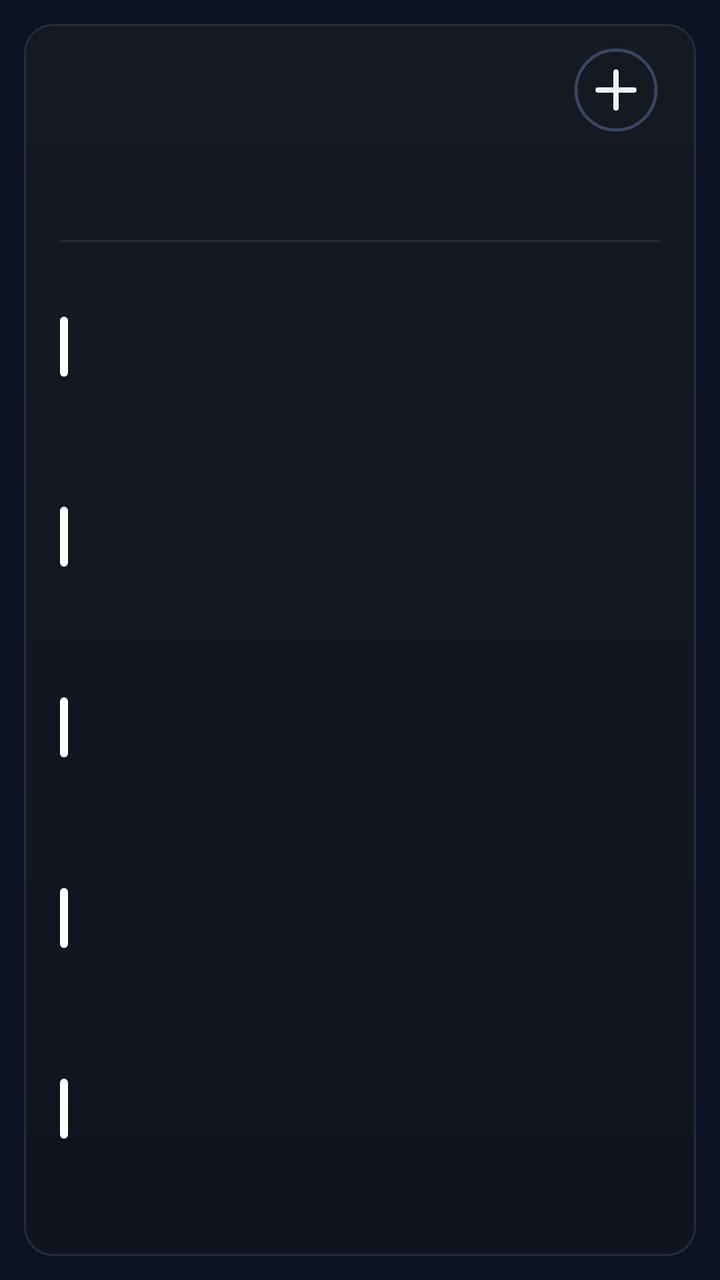
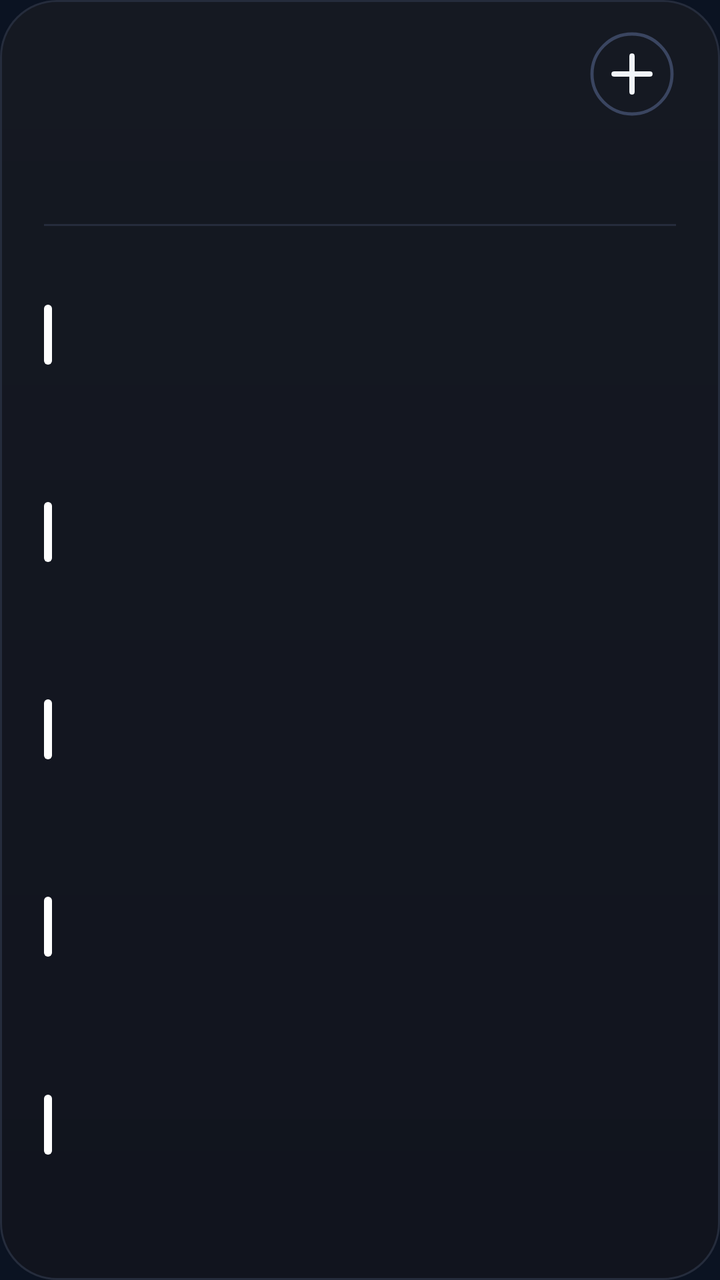

Screens rendered from an Android XML layout before and after an edit, with the pre-edit source and the edit as a unified diff.
<!-- AndroidManifest.xml: application theme AppTheme -->
<!-- res/layout/cal_k5.xml -->
<?xml version="1.0" encoding="utf-8"?>
<FrameLayout xmlns:android="http://schemas.android.com/apk/res/android"
    android:id="@+id/root"
    android:layout_width="match_parent"
    android:layout_height="match_parent"
    android:padding="12dp">

    <LinearLayout
        android:id="@+id/panel"
        android:layout_width="match_parent"
        android:layout_height="match_parent"
        android:background="@drawable/cal_panel"
        android:orientation="vertical"
        android:paddingStart="18dp"
        android:paddingTop="9dp"
        android:paddingEnd="18dp"
        android:paddingBottom="12dp">

        
        <LinearLayout
            android:layout_width="match_parent"
            android:layout_height="48dp"
            android:gravity="center_vertical"
            android:orientation="horizontal">
        <ImageView
            android:id="@+id/cal_day"
            android:layout_width="wrap_content"
            android:layout_height="47dp"
            android:adjustViewBounds="true"
            android:scaleType="fitStart" />

            <LinearLayout
                android:layout_width="0dp"
                android:layout_height="wrap_content"
                android:layout_marginStart="12dp"
                android:layout_weight="1"
                android:orientation="vertical">
                <ImageView
                    android:id="@+id/cal_month"
                    android:layout_width="match_parent"
                    android:layout_height="23dp"
                    android:adjustViewBounds="true"
                    android:scaleType="fitStart" />
                <ImageView
                    android:id="@+id/cal_sub"
                    android:layout_width="match_parent"
                    android:layout_height="16dp"
                    android:adjustViewBounds="true"
                    android:layout_marginTop="2dp"
                    android:scaleType="fitStart" />
            </LinearLayout>

            <ImageView
                android:id="@+id/btn_add"
                android:layout_width="44dp"
                android:layout_height="44dp"
                android:contentDescription="New event"
                android:src="@drawable/ic_cal_add" />
        </LinearLayout>

        
        <LinearLayout
            android:layout_width="match_parent"
            android:layout_height="44dp"
            android:layout_marginTop="2dp"
            android:orientation="horizontal">
            <LinearLayout
                android:layout_width="0dp"
                android:layout_height="match_parent"
                android:layout_weight="1"
                android:gravity="center_horizontal"
                android:orientation="vertical">
                <ImageView
                    android:id="@+id/wk_label_0"
                    android:layout_width="wrap_content"
                    android:layout_height="14dp"
                    android:adjustViewBounds="true"
                    android:scaleType="fitCenter" />
                <ImageView
                    android:id="@+id/wk_num_0"
                    android:layout_width="26dp"
                    android:layout_height="26dp"
                    android:adjustViewBounds="true"
                    android:layout_marginTop="3dp"
                    android:scaleType="fitCenter" />
            </LinearLayout>
            <LinearLayout
                android:layout_width="0dp"
                android:layout_height="match_parent"
                android:layout_weight="1"
                android:gravity="center_horizontal"
                android:orientation="vertical">
                <ImageView
                    android:id="@+id/wk_label_1"
                    android:layout_width="wrap_content"
                    android:layout_height="14dp"
                    android:adjustViewBounds="true"
                    android:scaleType="fitCenter" />
                <ImageView
                    android:id="@+id/wk_num_1"
                    android:layout_width="26dp"
                    android:layout_height="26dp"
                    android:adjustViewBounds="true"
                    android:layout_marginTop="3dp"
                    android:scaleType="fitCenter" />
            </LinearLayout>
            <LinearLayout
                android:layout_width="0dp"
                android:layout_height="match_parent"
                android:layout_weight="1"
                android:gravity="center_horizontal"
                android:orientation="vertical">
                <ImageView
                    android:id="@+id/wk_label_2"
                    android:layout_width="wrap_content"
                    android:layout_height="14dp"
                    android:adjustViewBounds="true"
                    android:scaleType="fitCenter" />
                <ImageView
                    android:id="@+id/wk_num_2"
                    android:layout_width="26dp"
                    android:layout_height="26dp"
                    android:adjustViewBounds="true"
                    android:layout_marginTop="3dp"
                    android:scaleType="fitCenter" />
            </LinearLayout>
            <LinearLayout
                android:layout_width="0dp"
                android:layout_height="match_parent"
                android:layout_weight="1"
                android:gravity="center_horizontal"
                android:orientation="vertical">
                <ImageView
                    android:id="@+id/wk_label_3"
                    android:layout_width="wrap_content"
                    android:layout_height="14dp"
                    android:adjustViewBounds="true"
                    android:scaleType="fitCenter" />
                <ImageView
                    android:id="@+id/wk_num_3"
                    android:layout_width="26dp"
                    android:layout_height="26dp"
                    android:adjustViewBounds="true"
                    android:layout_marginTop="3dp"
                    android:scaleType="fitCenter" />
            </LinearLayout>
            <LinearLayout
                android:layout_width="0dp"
                android:layout_height="match_parent"
                android:layout_weight="1"
                android:gravity="center_horizontal"
                android:orientation="vertical">
                <ImageView
                    android:id="@+id/wk_label_4"
                    android:layout_width="wrap_content"
                    android:layout_height="14dp"
                    android:adjustViewBounds="true"
                    android:scaleType="fitCenter" />
                <ImageView
                    android:id="@+id/wk_num_4"
                    android:layout_width="26dp"
                    android:layout_height="26dp"
                    android:adjustViewBounds="true"
                    android:layout_marginTop="3dp"
                    android:scaleType="fitCenter" />
            </LinearLayout>
            <LinearLayout
                android:layout_width="0dp"
                android:layout_height="match_parent"
                android:layout_weight="1"
                android:gravity="center_horizontal"
                android:orientation="vertical">
                <ImageView
                    android:id="@+id/wk_label_5"
                    android:layout_width="wrap_content"
                    android:layout_height="14dp"
                    android:adjustViewBounds="true"
                    android:scaleType="fitCenter" />
                <ImageView
                    android:id="@+id/wk_num_5"
                    android:layout_width="26dp"
                    android:layout_height="26dp"
                    android:adjustViewBounds="true"
                    android:layout_marginTop="3dp"
                    android:scaleType="fitCenter" />
            </LinearLayout>
            <LinearLayout
                android:layout_width="0dp"
                android:layout_height="match_parent"
                android:layout_weight="1"
                android:gravity="center_horizontal"
                android:orientation="vertical">
                <ImageView
                    android:id="@+id/wk_label_6"
                    android:layout_width="wrap_content"
                    android:layout_height="14dp"
                    android:adjustViewBounds="true"
                    android:scaleType="fitCenter" />
                <ImageView
                    android:id="@+id/wk_num_6"
                    android:layout_width="26dp"
                    android:layout_height="26dp"
                    android:adjustViewBounds="true"
                    android:layout_marginTop="3dp"
                    android:scaleType="fitCenter" />
            </LinearLayout>
        </LinearLayout>

        <ImageView
            android:layout_width="match_parent"
            android:layout_height="1dp"
            android:layout_marginTop="5dp"
            android:layout_marginBottom="5dp"
            android:scaleType="fitXY"
            android:src="@drawable/cal_divider" />

        
        <LinearLayout
            android:layout_width="match_parent"
            android:layout_height="0dp"
            android:layout_weight="1"
            android:orientation="vertical">
        <LinearLayout
            android:id="@+id/cal_row_0"
            android:layout_width="match_parent"
            android:layout_height="0dp"
            android:layout_weight="1"
            android:gravity="center_vertical"
            android:orientation="horizontal">

            <ImageView
                android:id="@+id/cal_bar_0"
                android:layout_width="4dp"
                android:layout_height="30dp"
                android:layout_marginEnd="11dp"
                android:scaleType="fitXY"
                android:src="@drawable/cal_bar" />

            <LinearLayout
                android:layout_width="0dp"
                android:layout_height="wrap_content"
                android:layout_weight="1"
                android:orientation="vertical">

                <LinearLayout
                    android:layout_width="match_parent"
                    android:layout_height="wrap_content"
                    android:orientation="horizontal">
                    <ImageView
                        android:id="@+id/cal_time_0"
                        android:layout_width="wrap_content"
                        android:layout_height="16dp"
                        android:adjustViewBounds="true"
                        android:scaleType="fitStart" />
                    <ImageView
                        android:id="@+id/cal_hint_0"
                        android:layout_width="wrap_content"
                        android:layout_height="16dp"
                        android:adjustViewBounds="true"
                        android:layout_marginStart="9dp"
                        android:scaleType="fitStart" />
                </LinearLayout>
                <ImageView
                    android:id="@+id/cal_title_0"
                    android:layout_width="match_parent"
                    android:layout_height="22dp"
                    android:adjustViewBounds="true"
                    android:layout_marginTop="1dp"
                    android:scaleType="fitStart" />
            </LinearLayout>
        </LinearLayout>
        <LinearLayout
            android:id="@+id/cal_row_1"
            android:layout_width="match_parent"
            android:layout_height="0dp"
            android:layout_weight="1"
            android:gravity="center_vertical"
            android:orientation="horizontal">

            <ImageView
                android:id="@+id/cal_bar_1"
                android:layout_width="4dp"
                android:layout_height="30dp"
                android:layout_marginEnd="11dp"
                android:scaleType="fitXY"
                android:src="@drawable/cal_bar" />

            <LinearLayout
                android:layout_width="0dp"
                android:layout_height="wrap_content"
                android:layout_weight="1"
                android:orientation="vertical">

                <LinearLayout
                    android:layout_width="match_parent"
                    android:layout_height="wrap_content"
                    android:orientation="horizontal">
                    <ImageView
                        android:id="@+id/cal_time_1"
                        android:layout_width="wrap_content"
                        android:layout_height="16dp"
                        android:adjustViewBounds="true"
                        android:scaleType="fitStart" />
                    <ImageView
                        android:id="@+id/cal_hint_1"
                        android:layout_width="wrap_content"
                        android:layout_height="16dp"
                        android:adjustViewBounds="true"
                        android:layout_marginStart="9dp"
                        android:scaleType="fitStart" />
                </LinearLayout>
                <ImageView
                    android:id="@+id/cal_title_1"
                    android:layout_width="match_parent"
                    android:layout_height="22dp"
                    android:adjustViewBounds="true"
                    android:layout_marginTop="1dp"
                    android:scaleType="fitStart" />
            </LinearLayout>
        </LinearLayout>
        <LinearLayout
            android:id="@+id/cal_row_2"
            android:layout_width="match_parent"
            android:layout_height="0dp"
            android:layout_weight="1"
            android:gravity="center_vertical"
            android:orientation="horizontal">

            <ImageView
                android:id="@+id/cal_bar_2"
                android:layout_width="4dp"
                android:layout_height="30dp"
                android:layout_marginEnd="11dp"
                android:scaleType="fitXY"
                android:src="@drawable/cal_bar" />

            <LinearLayout
                android:layout_width="0dp"
                android:layout_height="wrap_content"
                android:layout_weight="1"
                android:orientation="vertical">

                <LinearLayout
                    android:layout_width="match_parent"
                    android:layout_height="wrap_content"
                    android:orientation="horizontal">
                    <ImageView
                        android:id="@+id/cal_time_2"
                        android:layout_width="wrap_content"
                        android:layout_height="16dp"
                        android:adjustViewBounds="true"
                        android:scaleType="fitStart" />
                    <ImageView
                        android:id="@+id/cal_hint_2"
                        android:layout_width="wrap_content"
                        android:layout_height="16dp"
                        android:adjustViewBounds="true"
                        android:layout_marginStart="9dp"
                        android:scaleType="fitStart" />
                </LinearLayout>
                <ImageView
                    android:id="@+id/cal_title_2"
                    android:layout_width="match_parent"
                    android:layout_height="22dp"
                    android:adjustViewBounds="true"
                    android:layout_marginTop="1dp"
                    android:scaleType="fitStart" />
            </LinearLayout>
        </LinearLayout>
        <LinearLayout
            android:id="@+id/cal_row_3"
            android:layout_width="match_parent"
            android:layout_height="0dp"
            android:layout_weight="1"
            android:gravity="center_vertical"
            android:orientation="horizontal">

            <ImageView
                android:id="@+id/cal_bar_3"
                android:layout_width="4dp"
                android:layout_height="30dp"
                android:layout_marginEnd="11dp"
                android:scaleType="fitXY"
                android:src="@drawable/cal_bar" />

            <LinearLayout
                android:layout_width="0dp"
                android:layout_height="wrap_content"
                android:layout_weight="1"
                android:orientation="vertical">

                <LinearLayout
                    android:layout_width="match_parent"
                    android:layout_height="wrap_content"
                    android:orientation="horizontal">
                    <ImageView
                        android:id="@+id/cal_time_3"
                        android:layout_width="wrap_content"
                        android:layout_height="16dp"
                        android:adjustViewBounds="true"
                        android:scaleType="fitStart" />
                    <ImageView
                        android:id="@+id/cal_hint_3"
                        android:layout_width="wrap_content"
                        android:layout_height="16dp"
                        android:adjustViewBounds="true"
                        android:layout_marginStart="9dp"
                        android:scaleType="fitStart" />
                </LinearLayout>
                <ImageView
                    android:id="@+id/cal_title_3"
                    android:layout_width="match_parent"
                    android:layout_height="22dp"
                    android:adjustViewBounds="true"
                    android:layout_marginTop="1dp"
                    android:scaleType="fitStart" />
            </LinearLayout>
        </LinearLayout>
        <LinearLayout
            android:id="@+id/cal_row_4"
            android:layout_width="match_parent"
            android:layout_height="0dp"
            android:layout_weight="1"
            android:gravity="center_vertical"
            android:orientation="horizontal">

            <ImageView
                android:id="@+id/cal_bar_4"
                android:layout_width="4dp"
                android:layout_height="30dp"
                android:layout_marginEnd="11dp"
                android:scaleType="fitXY"
                android:src="@drawable/cal_bar" />

            <LinearLayout
                android:layout_width="0dp"
                android:layout_height="wrap_content"
                android:layout_weight="1"
                android:orientation="vertical">

                <LinearLayout
                    android:layout_width="match_parent"
                    android:layout_height="wrap_content"
                    android:orientation="horizontal">
                    <ImageView
                        android:id="@+id/cal_time_4"
                        android:layout_width="wrap_content"
                        android:layout_height="16dp"
                        android:adjustViewBounds="true"
                        android:scaleType="fitStart" />
                    <ImageView
                        android:id="@+id/cal_hint_4"
                        android:layout_width="wrap_content"
                        android:layout_height="16dp"
                        android:adjustViewBounds="true"
                        android:layout_marginStart="9dp"
                        android:scaleType="fitStart" />
                </LinearLayout>
                <ImageView
                    android:id="@+id/cal_title_4"
                    android:layout_width="match_parent"
                    android:layout_height="22dp"
                    android:adjustViewBounds="true"
                    android:layout_marginTop="1dp"
                    android:scaleType="fitStart" />
            </LinearLayout>
        </LinearLayout>
        </LinearLayout>
        <ImageView
            android:id="@+id/cal_more"
            android:layout_width="match_parent"
            android:layout_height="14dp"
            android:adjustViewBounds="true"
            android:scaleType="fitEnd" />
    </LinearLayout>
</FrameLayout>
<!-- resources referenced by this layout -->
<resources>
  <!-- drawable cal_bar (drawable) -->
  <?xml version="1.0" encoding="utf-8"?>
  <shape xmlns:android="http://schemas.android.com/apk/res/android" android:shape="rectangle">
      <solid android:color="#FFFFFFFF" />
      <corners android:radius="2dp" />
  </shape>
  <!-- drawable cal_divider (drawable) -->
  <?xml version="1.0" encoding="utf-8"?>
  <shape xmlns:android="http://schemas.android.com/apk/res/android" android:shape="rectangle">
      <solid android:color="#FF252C3C" />
  </shape>
  <!-- drawable cal_panel (drawable) -->
  <?xml version="1.0" encoding="utf-8"?>
  <shape xmlns:android="http://schemas.android.com/apk/res/android" android:shape="rectangle">
      <gradient android:angle="270" android:startColor="#FF151922" android:endColor="#FF11141E" />
      <stroke android:width="1dp" android:color="#FF252C3C" />
      <corners android:radius="14dp" />
  </shape>
  <!-- drawable ic_cal_add (drawable) -->
  <?xml version="1.0" encoding="utf-8"?>
  <vector xmlns:android="http://schemas.android.com/apk/res/android"
      android:width="44dp"
      android:height="44dp"
      android:viewportWidth="44"
      android:viewportHeight="44">
      <path
          android:pathData="M22,22m-20,0a20,20 0,1 1,40 0a20,20 0,1 1,-40 0"
          android:strokeColor="#FF3A4560"
          android:strokeWidth="1.6" />
      <path
          android:pathData="M13,22L31,22M22,13L22,31"
          android:strokeColor="#FFF1F5F9"
          android:strokeLineCap="round"
          android:strokeWidth="2.6" />
  </vector>
  <style name="AppTheme" parent="@android:style/Theme.DeviceDefault.NoActionBar">
          <item name="android:colorAccent">#DF8B35</item>
          <item name="android:colorControlActivated">#DF8B35</item>
          <item name="android:windowBackground">#0B1322</item>
          <item name="android:statusBarColor">#0E111A</item>
          <item name="android:navigationBarColor">#0B1322</item>
          <item name="android:textColorHint">#718096</item>
      </style>
</resources>

<!-- the commit's change to res/layout/cal_k5.xml (unified diff, before → after) -->
@@ -3,7 +3,7 @@
     android:id="@+id/root"
     android:layout_width="match_parent"
     android:layout_height="match_parent"
-    android:padding="12dp">
+    android:padding="0dp">
 
     <LinearLayout
         android:id="@+id/panel"
@@ -11,10 +11,10 @@
         android:layout_height="match_parent"
         android:background="@drawable/cal_panel"
         android:orientation="vertical"
-        android:paddingStart="18dp"
-        android:paddingTop="9dp"
-        android:paddingEnd="18dp"
-        android:paddingBottom="12dp">
+        android:paddingStart="22dp"
+        android:paddingTop="13dp"
+        android:paddingEnd="22dp"
+        android:paddingBottom="14dp">
 
         
         <LinearLayout
<!-- resource entries referenced after the edit -->
@@ -16,7 +16,7 @@
   <shape xmlns:android="http://schemas.android.com/apk/res/android" android:shape="rectangle">
       <gradient android:angle="270" android:startColor="#FF151922" android:endColor="#FF11141E" />
       <stroke android:width="1dp" android:color="#FF252C3C" />
-      <corners android:radius="14dp" />
+      <corners android:radius="@dimen/widget_radius" />
   </shape>
   <!-- drawable ic_cal_add (drawable) -->
   <?xml version="1.0" encoding="utf-8"?>
@@ -43,5 +43,6 @@
           <item name="android:navigationBarColor">#0B1322</item>
           <item name="android:textColorHint">#718096</item>
       </style>
+  <dimen name="widget_radius">20dp</dimen>
 </resources>
 
